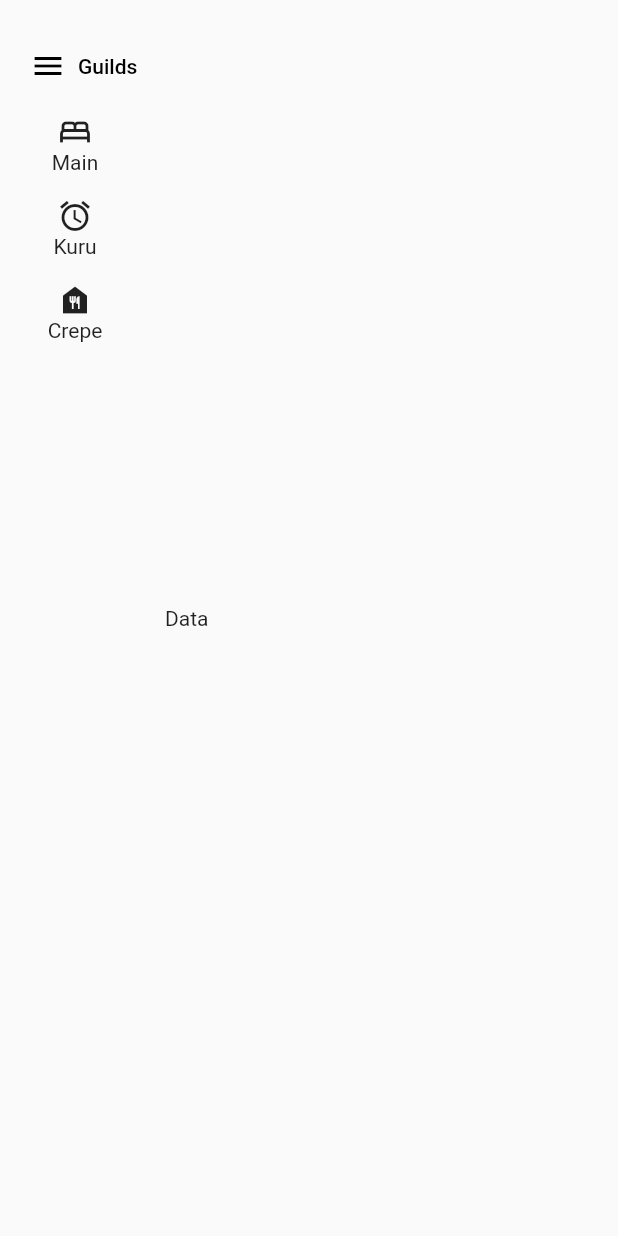
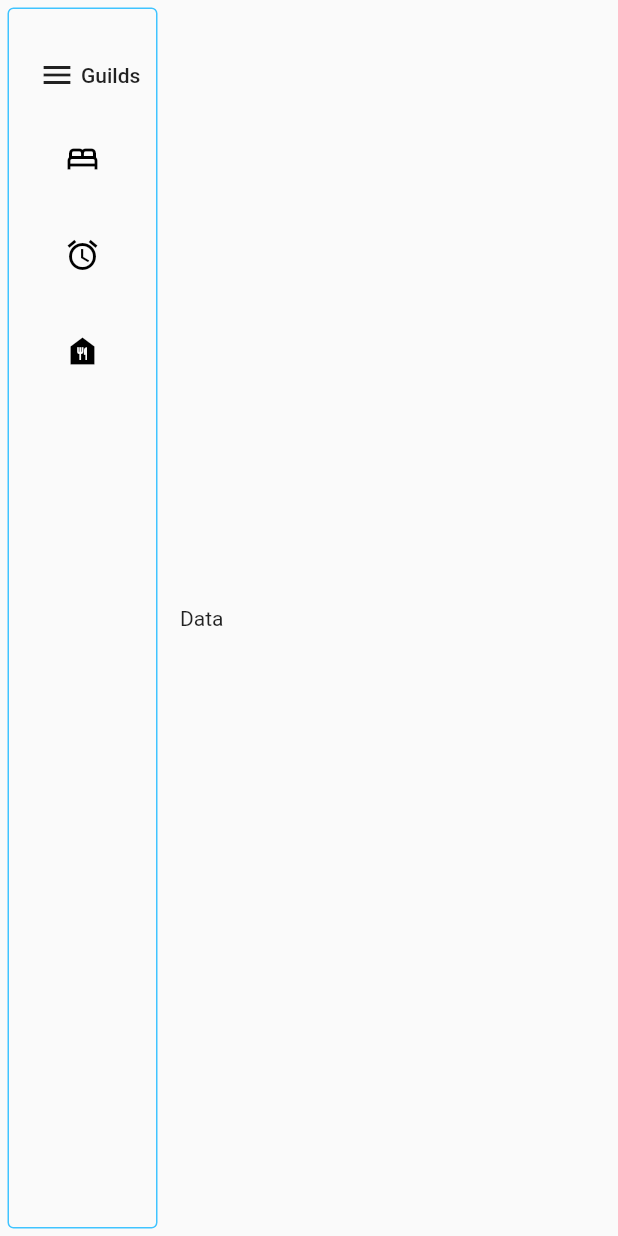
Before and after one commit to razhterize/pgr-maze, a Flutter app: the screen it shows after launch, after a tap on the "menu" icon, on a phone screen of 412 x 824 dp. Run offline on Flutter 3.47's test engine with Material 2 defaults, Android fonts, the phone set to English and light mode, and no system bars; our stand-ins replace pocketbase; missing offline and left inert: dart:html.

Commit message:
trying hover widget

```diff
--- a/lib/app/widget/Sidebar.dart
+++ b/lib/app/widget/Sidebar.dart
@@ -1,4 +1,7 @@
+import 'dart:html';
+
 import 'package:flutter/material.dart';
+import 'package:scf_maze/app/widget/Hover.dart';
 
 class Sidebar extends StatefulWidget {
   const Sidebar({super.key});
@@ -11,55 +14,93 @@ class _SidebarState extends State<Sidebar> {
   bool _open = false;
   @override
   Widget build(BuildContext context) {
-    return AnimatedContainer(
-      duration: Duration(milliseconds: 350),
-      width: _open ? 100 : 70,
+    return Padding(
+      padding: const EdgeInsets.all(5.0),
+      child: AnimatedContainer(
+        duration: const Duration(milliseconds: 350),
+        width: _open ? 100 : 50,
+        decoration: BoxDecoration(
+          border: Border.all(color: Colors.lightBlueAccent),
+          borderRadius: BorderRadius.circular(4),
+        ),
         child: Column(
           children: [
             const SizedBox(
               height: 20,
             ),
-          MenuItemButton(
+            MaterialButton(
               onPressed: () {
                 setState(() {
                   _open = !_open;
                 });
               },
+              hoverColor: Colors.blue,
               child: _open
-                ? Row(children: [
+                  ? const Row(children: [
                       Padding(
-                      padding: const EdgeInsets.all(8.0),
+                        padding: const EdgeInsets.all(4.0),
                         child: Icon(Icons.menu),
                       ),
                       Text("Guilds")
                     ])
-                : Padding(
-                  padding: const EdgeInsets.all(8.0),
-                  child: const Icon(Icons.menu),
+                  : const Padding(
+                      padding: EdgeInsets.all(4.0),
+                      child: Icon(Icons.menu),
                     ),
             ),
-          sidebarItem(const Icon(Icons.bed_outlined), "Main"),
-          sidebarItem(const Icon(Icons.alarm), "Kuru"),
-          sidebarItem(const Icon(Icons.food_bank), "Crepe"),
+            sidebarItem(Icons.bed_outlined, "Main"),
+            sidebarItem(Icons.alarm, "Kuru"),
+            sidebarItem(Icons.food_bank, "Crepe"),
           ],
+        ),
       ),
     );
   }
 
-  Widget sidebarItem(Icon icon, String title) {
-    if (_open) {
+  Widget sidebarItem(IconData icon, String title) {
     return Padding(
       padding: const EdgeInsets.all(8.0),
-        child: Column(
-          mainAxisAlignment: MainAxisAlignment.center,
-          children: [icon, Text(title)],
+      child: Tooltip(
+          message: title,
+          decoration: BoxDecoration(
+            borderRadius: BorderRadius.circular(25),border: Border.all(color: Colors.black)),
+          // height: 50,
+          // padding: const EdgeInsets.all(8.0),
+          textStyle: const TextStyle(
+            fontSize: 12,
           ),
-      );
-    } else {
-      return Padding(
-        padding: const EdgeInsets.all(8.0),
-        child: icon,
+          showDuration: const Duration(seconds: 3),
+          waitDuration: const Duration(milliseconds: 100),
+          child: MaterialButton(
+              onPressed: () {
+                setActiveTable(title);
+              },
+              child: Icon(
+                icon,
+                color: Colors.black,
+              ))),
     );
   }
+
+  Widget showTooltip(String title) {
+    return Tooltip(
+      message: title,
+      decoration: BoxDecoration(
+        borderRadius: BorderRadius.circular(25),
+      ),
+      // height: 50,
+      // padding: const EdgeInsets.all(8.0),
+      preferBelow: true,
+      textStyle: const TextStyle(
+        fontSize: 12,
+      ),
+      showDuration: const Duration(seconds: 3),
+      waitDuration: const Duration(milliseconds: 100),
+      child: const Text('Tap this text and hold down to show a tooltip.'),
+    );
+  }
+
+  void setActiveTable(String title) {
+    return;
   }
 }
```
Also changed, not shown: lib/app/widget/Hover.dart (added, +32 -0 lines). Lines whose indentation alone changed are shown as unchanged.
